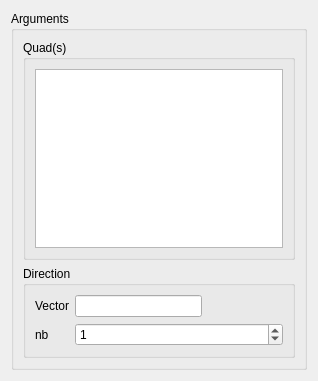
Before: the Qt Designer form src/HEXABLOCKGUI/PrismQuad_QTD.ui in SalomePlatform/hexablock, drawn with Qt 5.
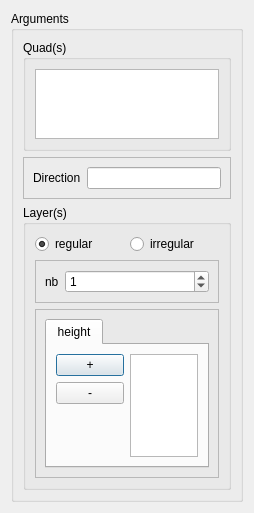
After: the same form once the commit is applied.

Patch:
```diff
--- a/src/HEXABLOCKGUI/PrismQuad_QTD.ui
+++ b/src/HEXABLOCKGUI/PrismQuad_QTD.ui
@@ -6,12 +6,12 @@
    <rect>
     <x>0</x>
     <y>0</y>
-    <width>318</width>
-    <height>381</height>
+    <width>254</width>
+    <height>500</height>
    </rect>
   </property>
   <property name="sizePolicy">
-   <sizepolicy hsizetype="Preferred" vsizetype="Fixed">
+   <sizepolicy hsizetype="Preferred" vsizetype="Preferred">
     <horstretch>0</horstretch>
     <verstretch>0</verstretch>
    </sizepolicy>
@@ -22,6 +22,12 @@
     <height>0</height>
    </size>
   </property>
+  <property name="maximumSize">
+   <size>
+    <width>16777215</width>
+    <height>16777215</height>
+   </size>
+  </property>
   <property name="windowTitle">
    <string>Prism Quad(s) Operation</string>
   </property>
@@ -37,37 +43,71 @@
      <property name="title">
       <string>Arguments</string>
      </property>
-     <layout class="QVBoxLayout" name="verticalLayout">
+     <layout class="QVBoxLayout" name="verticalLayout_5">
       <item>
        <widget class="QGroupBox" name="groupBox">
+        <property name="sizePolicy">
+         <sizepolicy hsizetype="Preferred" vsizetype="Preferred">
+          <horstretch>0</horstretch>
+          <verstretch>0</verstretch>
+         </sizepolicy>
+        </property>
+        <property name="maximumSize">
+         <size>
+          <width>16777215</width>
+          <height>16777215</height>
+         </size>
+        </property>
         <property name="title">
          <string>Quad(s)</string>
         </property>
-        <layout class="QGridLayout" name="gridLayout">
-         <item row="0" column="0" rowspan="2">
-          <widget class="QListWidget" name="quads_lw"/>
+        <layout class="QVBoxLayout" name="verticalLayout">
+         <item>
+          <widget class="QListWidget" name="quads_lw">
+           <property name="sizePolicy">
+            <sizepolicy hsizetype="Preferred" vsizetype="Expanding">
+             <horstretch>0</horstretch>
+             <verstretch>0</verstretch>
+            </sizepolicy>
+           </property>
+          </widget>
          </item>
         </layout>
        </widget>
       </item>
       <item>
-       <widget class="QGroupBox" name="groupBox_3">
-        <property name="title">
-         <string>Direction</string>
+       <widget class="QFrame" name="frame">
+        <property name="maximumSize">
+         <size>
+          <width>16777215</width>
+          <height>50</height>
+         </size>
         </property>
-        <layout class="QFormLayout" name="formLayout">
+        <property name="frameShape">
+         <enum>QFrame::StyledPanel</enum>
+        </property>
+        <property name="frameShadow">
+         <enum>QFrame::Raised</enum>
+        </property>
+        <layout class="QFormLayout" name="formLayout_2">
          <item row="0" column="0">
           <widget class="QLabel" name="label_4">
            <property name="text">
-            <string>Vector</string>
+            <string>Direction</string>
            </property>
           </widget>
          </item>
          <item row="0" column="1">
           <widget class="QLineEdit" name="vec_le">
+           <property name="sizePolicy">
+            <sizepolicy hsizetype="Minimum" vsizetype="Fixed">
+             <horstretch>0</horstretch>
+             <verstretch>0</verstretch>
+            </sizepolicy>
+           </property>
            <property name="maximumSize">
             <size>
-             <width>127</width>
+             <width>16777215</width>
              <height>16777215</height>
             </size>
            </property>
@@ -76,21 +116,159 @@
            </property>
           </widget>
          </item>
-         <item row="1" column="0">
-          <widget class="QLabel" name="label">
-           <property name="text">
-            <string>nb</string>
+        </layout>
+       </widget>
+      </item>
+      <item>
+       <widget class="QGroupBox" name="groupBox_3">
+        <property name="sizePolicy">
+         <sizepolicy hsizetype="Preferred" vsizetype="Fixed">
+          <horstretch>0</horstretch>
+          <verstretch>0</verstretch>
+         </sizepolicy>
+        </property>
+        <property name="title">
+         <string>Layer(s)</string>
+        </property>
+        <layout class="QVBoxLayout" name="verticalLayout_2">
+         <item>
+          <layout class="QHBoxLayout" name="horizontalLayout">
+           <item>
+            <widget class="QRadioButton" name="regular_rb">
+             <property name="text">
+              <string>regular</string>
+             </property>
+             <property name="checked">
+              <bool>true</bool>
+             </property>
+            </widget>
+           </item>
+           <item>
+            <widget class="QRadioButton" name="irregular_rb">
+             <property name="text">
+              <string>irregular</string>
+             </property>
+            </widget>
+           </item>
+          </layout>
+         </item>
+         <item>
+          <widget class="QFrame" name="frame_2">
+           <property name="frameShape">
+            <enum>QFrame::StyledPanel</enum>
            </property>
+           <property name="frameShadow">
+            <enum>QFrame::Raised</enum>
+           </property>
+           <layout class="QFormLayout" name="formLayout">
+            <item row="0" column="0">
+             <widget class="QLabel" name="label">
+              <property name="text">
+               <string>nb</string>
+              </property>
+             </widget>
+            </item>
+            <item row="0" column="1">
+             <widget class="QSpinBox" name="nb_spb">
+              <property name="maximum">
+               <number>1000000</number>
+              </property>
+              <property name="value">
+               <number>1</number>
+              </property>
+             </widget>
+            </item>
+           </layout>
           </widget>
          </item>
-         <item row="1" column="1">
-          <widget class="QSpinBox" name="nb_spb">
-           <property name="maximum">
-            <number>1000000</number>
+         <item>
+          <widget class="QFrame" name="frame_3">
+           <property name="maximumSize">
+            <size>
+             <width>16777215</width>
+             <height>169</height>
+            </size>
            </property>
-           <property name="value">
-            <number>1</number>
+           <property name="frameShape">
+            <enum>QFrame::StyledPanel</enum>
            </property>
+           <property name="frameShadow">
+            <enum>QFrame::Raised</enum>
+           </property>
+           <layout class="QVBoxLayout" name="verticalLayout_3">
+            <item>
+             <widget class="QTabWidget" name="layers_height_w">
+              <property name="sizePolicy">
+               <sizepolicy hsizetype="Preferred" vsizetype="Preferred">
+                <horstretch>0</horstretch>
+                <verstretch>0</verstretch>
+               </sizepolicy>
+              </property>
+              <property name="currentIndex">
+               <number>0</number>
+              </property>
+              <widget class="QWidget" name="ext_height_tab">
+               <attribute name="title">
+                <string>height</string>
+               </attribute>
+               <layout class="QGridLayout" name="gridLayout_4">
+                <item row="0" column="0">
+                 <widget class="QPushButton" name="add_height_pb">
+                  <property name="enabled">
+                   <bool>true</bool>
+                  </property>
+                  <property name="sizePolicy">
+                   <sizepolicy hsizetype="Maximum" vsizetype="Fixed">
+                    <horstretch>0</horstretch>
+                    <verstretch>0</verstretch>
+                   </sizepolicy>
+                  </property>
+                  <property name="text">
+                   <string>+</string>
+                  </property>
+                 </widget>
+                </item>
+                <item row="0" column="1" rowspan="3">
+                 <widget class="QListWidget" name="height_lw">
+                  <property name="sizePolicy">
+                   <sizepolicy hsizetype="Expanding" vsizetype="Expanding">
+                    <horstretch>0</horstretch>
+                    <verstretch>0</verstretch>
+                   </sizepolicy>
+                  </property>
+                 </widget>
+                </item>
+                <item row="1" column="0">
+                 <widget class="QPushButton" name="del_height_pb">
+                  <property name="sizePolicy">
+                   <sizepolicy hsizetype="Maximum" vsizetype="Fixed">
+                    <horstretch>0</horstretch>
+                    <verstretch>0</verstretch>
+                   </sizepolicy>
+                  </property>
+                  <property name="text">
+                   <string>-</string>
+                  </property>
+                 </widget>
+                </item>
+                <item row="2" column="0">
+                 <spacer name="verticalSpacer_3">
+                  <property name="orientation">
+                   <enum>Qt::Vertical</enum>
+                  </property>
+                  <property name="sizeHint" stdset="0">
+                   <size>
+                    <width>20</width>
+                    <height>139</height>
+                   </size>
+                  </property>
+                 </spacer>
+                </item>
+               </layout>
+              </widget>
+             </widget>
+            </item>
+           </layout>
           </widget>
          </item>
         </layout>
```
Left out of the diff: 67 changed lines with no effect on the pictures.
